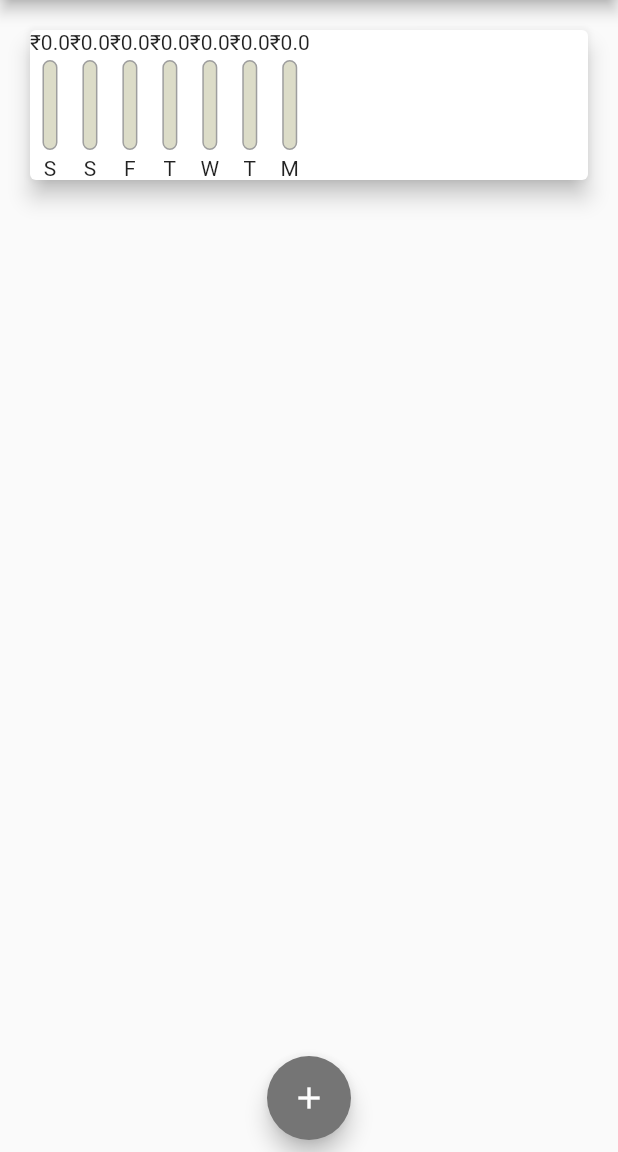
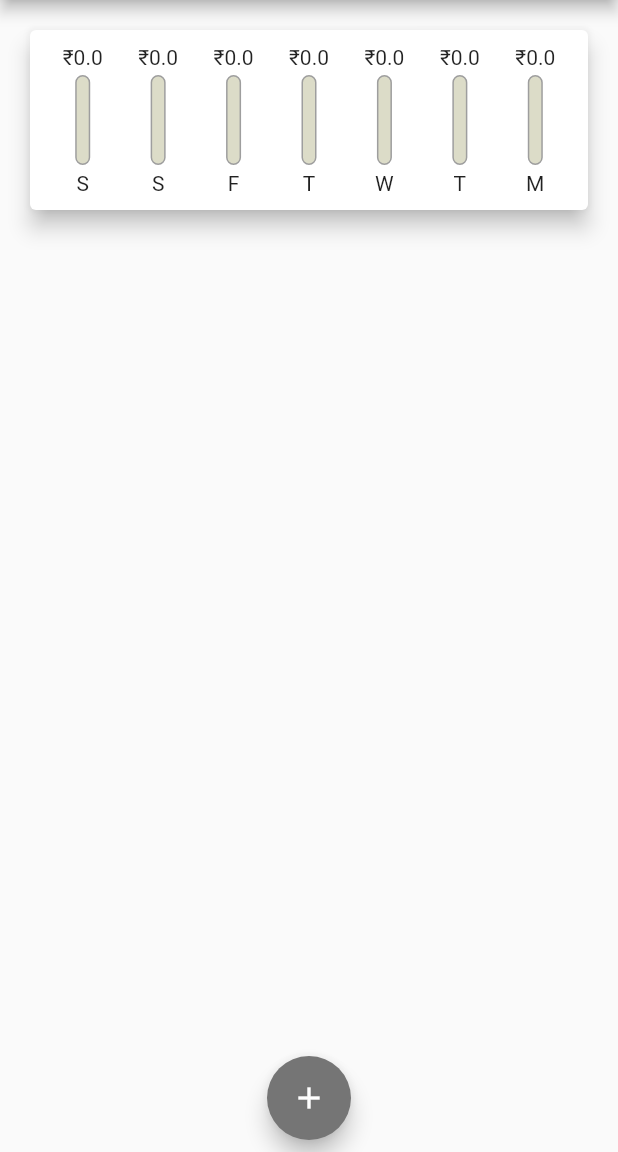
Before and after one commit to Bhavleenk/Personal_Expense_App, a Flutter app: the screen it shows after launch, on a phone screen of 412 x 824 dp, the part 84-1236 px from its top. Run offline on Flutter 3.47's test engine with Material 2 defaults, Android fonts, the phone set to English and light mode, and no system bars; Roboto replaces fonts that are missing (Open Sans).

Commit message:
personal_expense

```diff
--- a/lib/widgets/chart.dart
+++ b/lib/widgets/chart.dart
@@ -43,11 +43,22 @@ class Chart extends StatelessWidget {
     return Card(
       elevation: 6,
       margin: EdgeInsets.all(20),
-      child: Row(
-        children: groupedTransactionValues.map((data) {
-          return ChartBar(data['day'], data['amount'],
-              (data['amount'] as double) / totalSpending);
-        }).toList(),
+      child: Padding(
+        padding: EdgeInsets.all(10),
+        child: Row(
+          mainAxisAlignment: MainAxisAlignment.spaceAround,
+          children: groupedTransactionValues.map((data) {
+            return Flexible(
+              fit: FlexFit.tight,
+              child: ChartBar(
+                  data['day'],
+                  data['amount'],
+                  totalSpending == 0.0
+                      ? 0.0
+                      : (data['amount'] as double) / totalSpending),
+            );
+          }).toList(),
+        ),
       ),
     );
   }
--- a/lib/widgets/chart_bar.dart
+++ b/lib/widgets/chart_bar.dart
@@ -10,7 +10,7 @@ class ChartBar extends StatelessWidget {
   Widget build(BuildContext context) {
     return Column(
       children: [
-        Text('\₹${spendingAmount.toString()}'),
+        FittedBox(child: Text('\₹${spendingAmount.toString()}')),
         SizedBox(
           height: 4,
         ),
--- a/lib/widgets/newTransaction.dart
+++ b/lib/widgets/newTransaction.dart
@@ -54,7 +54,7 @@ class _NewTransactionState extends State<NewTransaction> {
             ElevatedButton(
                 style: ButtonStyle(
                     backgroundColor: MaterialStateColor.resolveWith(
-                        (states) => Colors.purple)),
+                        (states) => Colors.blueGrey)),
                 child: Text('Add Transaction'),
                 onPressed: submitData),
           ],
--- a/lib/widgets/transactionlist.dart
+++ b/lib/widgets/transactionlist.dart
@@ -38,8 +38,8 @@ class TransactionList extends StatelessWidget {
                   child: Row(
                     children: [
                       Container(
-                        margin:
-                            EdgeInsets.symmetric(vertical: 10, horizontal: 15),
+                        margin: EdgeInsets.symmetric(
+                            vertical: 100, horizontal: 150),
                         decoration: BoxDecoration(
                             border: Border.all(
                           color: Theme.of(context).primaryColor,
@@ -58,7 +58,7 @@ class TransactionList extends StatelessWidget {
                         ),
                       ),
                       Column(
-                        crossAxisAlignment: CrossAxisAlignment.start,
+                        crossAxisAlignment: CrossAxisAlignment.end,
                         children: [
                           Text(
                             transactions[index].title,
```
